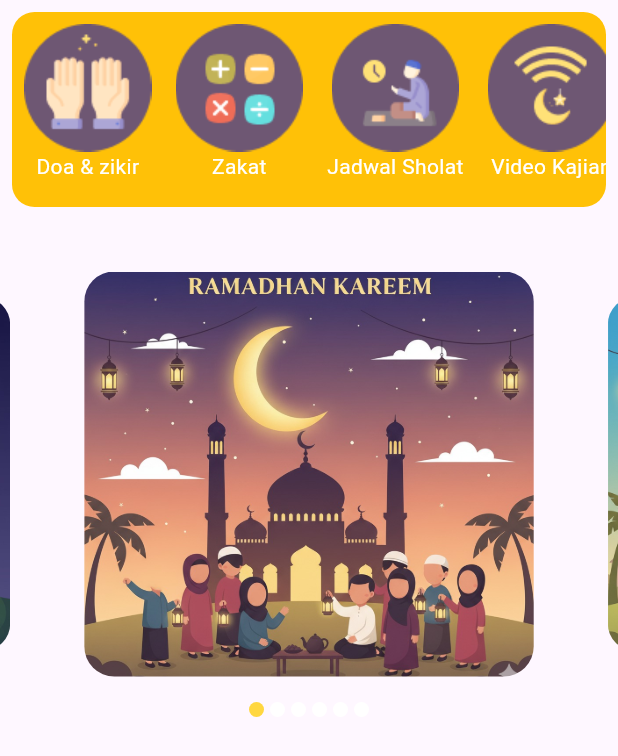
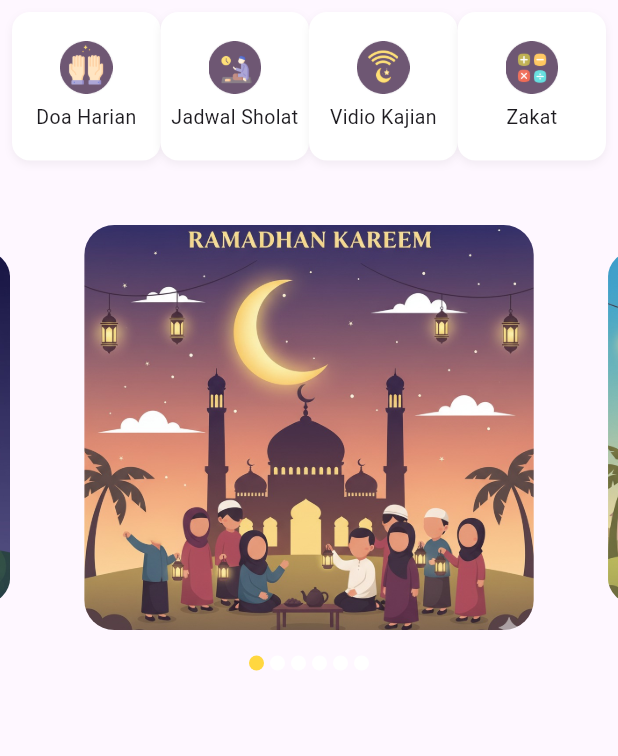
Before and after one commit to Dzaka29/super-bitaqwa, a Flutter app: the screen it shows after launch, on a phone screen of 412 x 824 dp. Shown: the top 756 px of the screen. Run offline on Flutter 3.47's test engine with Material 3 defaults, Android fonts, the phone set to English and light mode, and no system bars; drawn by our look-alikes of carousel_slider; our stand-ins replace geocoding, geolocator, permission_handler, shared_preferences; missing offline and left inert: string_similarity; Roboto replaces fonts that are missing (PoppinsRegular).

Commit message:
belajar menu item

```diff
--- a/lib/pages/home_page.dart
+++ b/lib/pages/home_page.dart
@@ -37,125 +37,98 @@ class _HomePageState extends State<HomePage> {
       body: SingleChildScrollView(
         child: Column(
           children: <Widget>[
-            Padding(
-              padding: const EdgeInsets.all(8.0),
-              child: Container(
-                width: double.infinity,
-                height: 130,
-                decoration: BoxDecoration(
-                  color: Colors.amber,
-                  borderRadius: BorderRadius.circular(15),
-                ),
-                child: SingleChildScrollView(
-                  scrollDirection: Axis.horizontal,
-                  child: Row(
-                    children: <Widget>[
-                      InkWell(
-                        onTap: () {},
-                        child: Padding(
-                          padding: const EdgeInsets.all(8.0),
-                          child: Container(
-                            decoration: BoxDecoration(),
-                            child: Column(
-                              crossAxisAlignment: CrossAxisAlignment.center,
-                              children: [
-                                Image.asset('assets/images/ic_menu_doa.png'),
-                                Text(
-                                  'Doa & zikir',
-                                  style: TextStyle(
-                                    fontFamily: 'PoppinsRegular',
-                                    color: Colors.white,
-                                  ),
-                                ),
-                              ],
-                            ),
-                          ),
-                        ),
-                      ),
-                      InkWell(
-                        onTap: () {},
-                        child: Padding(
-                          padding: const EdgeInsets.all(8.0),
-                          child: Container(
-                            decoration: BoxDecoration(),
-                            child: Column(
-                              crossAxisAlignment: CrossAxisAlignment.center,
-                              children: [
-                                Image.asset('assets/images/ic_menu_zakat.png'),
-                                Text(
-                                  'Zakat',
-                                  style: TextStyle(
-                                    fontFamily: 'PoppinsRegular',
-                                    color: Colors.white,
-                                  ),
-                                ),
-                              ],
-                            ),
-                          ),
-                        ),
-                      ),
-                      InkWell(
-                        onTap: () {},
-                        child: Padding(
-                          padding: const EdgeInsets.all(8.0),
-                          child: Container(
-                            decoration: BoxDecoration(),
-                            child: Column(
-                              crossAxisAlignment: CrossAxisAlignment.center,
-                              children: [
-                                Image.asset(
-                                  'assets/images/ic_menu_jadwal_sholat.png',
-                                ),
-                                Text(
-                                  'Jadwal Sholat',
-                                  style: TextStyle(
-                                    fontFamily: 'PoppinsRegular',
-                                    color: Colors.white,
-                                  ),
-                                ),
-                              ],
-                            ),
-                          ),
-                        ),
-                      ),
-                      InkWell(
-                        onTap: () {},
-                        child: Padding(
-                          padding: const EdgeInsets.all(8.0),
-                          child: Container(
-                            decoration: BoxDecoration(),
-                            child: Column(
-                              crossAxisAlignment: CrossAxisAlignment.center,
-                              children: [
-                                Image.asset(
-                                  'assets/images/ic_menu_video_kajian.png',
-                                ),
-                                Text(
-                                  'Video Kajian',
-                                  style: TextStyle(
-                                    fontFamily: 'PoppinsRegular',
-                                    color: Colors.white,
-                                  ),
-                                ),
-                              ],
-                            ),
-                          ),
-                        ),
-                      ),
-                    ],
-                  ),
-                ),
-              ),
-            ),
             // ========================================
-            //[CAROUSEL SECTION]
+            //[menu GRID SECTION]
             // ========================================
+            _buildGridMenuSection(),
+            //=========================================
+            //[CAROSEUL SECTION]
+            //=========================================
             _buildCaroucelSection(),
           ],
         ),
       ),
     );
   }
+  //=========================================
+  //[MENU ITEM WIDGET]
+  //=========================================
+  Widget _buildMenuItem(
+    String iconPath,
+    String tittle,
+    String routeName,
+  )
+  {
+    return InkWell(
+      onTap: () {},
+      child: Container(
+        decoration: BoxDecoration(
+          color: Colors.white,
+          borderRadius: BorderRadius.circular(12),
+          boxShadow:[
+            BoxShadow(
+              color: Colors.black.withOpacity(0.05),
+              blurRadius: 4,
+              offset: const Offset(0, 2),
+            )
+            ],
+        ),
+        child: Column(
+          mainAxisAlignment: MainAxisAlignment.center,
+          children: [
+            Image.asset(iconPath, width: 35,),
+            const SizedBox(height: 6,),
+            Text(
+              tittle,
+              style: TextStyle(
+                fontFamily: 'PoppinsRegular',
+                fontSize: 13,
+              ),
+            )
+          ],
+        ),
+      ),
+    );
+  }
+  // ========================================
+  //[menu GRID SECTION]
+  // ========================================
+  Widget _buildGridMenuSection(){
+    return Padding(
+      padding: const EdgeInsets.all(8.0),
+      child: GridView.count(
+        crossAxisCount: 4,
+        shrinkWrap: true,
+        physics: const NeverScrollableScrollPhysics(),
+        children: [
+          _buildMenuItem(
+          'assets/images/ic_menu_doa.png',
+          'Doa Harian',
+          '/doa',
+          ),
+          _buildMenuItem(
+          'assets/images/ic_menu_jadwal_sholat.png',
+          'Jadwal Sholat',
+          '/doa',
+          ),
+          _buildMenuItem(
+            'assets/images/ic_menu_video_kajian.png',
+            'Vidio Kajian',
+            '/doa',
+          ),
+          _buildMenuItem(
+            'assets/images/ic_menu_zakat.png',
+            'Zakat',
+            '/doa'
+          ),
+        ],
+      ),
+    );
+  }
+
+  //====================
+  //[CAROUSEL SECTION]
+  //====================
 
   Widget _buildCaroucelSection() {
     return Column(
@@ -181,12 +154,14 @@ class _HomePageState extends State<HomePage> {
             autoPlay: true,
             height: 300,
             enlargeCenterPage: true,
-            onPageChanged: (index, reason) {setState(() => _currentIndex = index);},
+            onPageChanged: (index, reason) {
+              setState(() => _currentIndex = index);
+            },
           ),
         ),
         Row(
           mainAxisAlignment: MainAxisAlignment.center,
-          children: posterlist.asMap().entries.map((entry){
+          children: posterlist.asMap().entries.map((entry) {
             return GestureDetector(
               onTap: () => _currentIndex.animateToPage(entry.key),
               child: Container(
@@ -202,7 +177,7 @@ class _HomePageState extends State<HomePage> {
               ),
             );
           }).toList(),
-          )
+        ),
       ],
     );
   }
```
Lines whose indentation alone changed are shown as unchanged.
